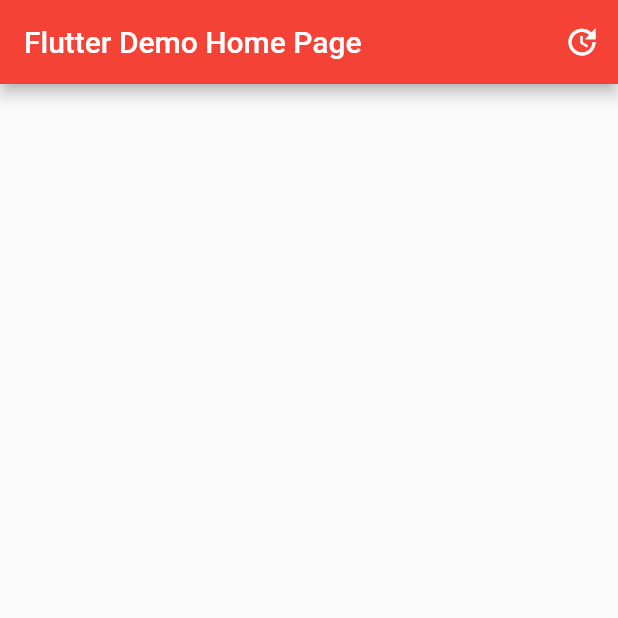
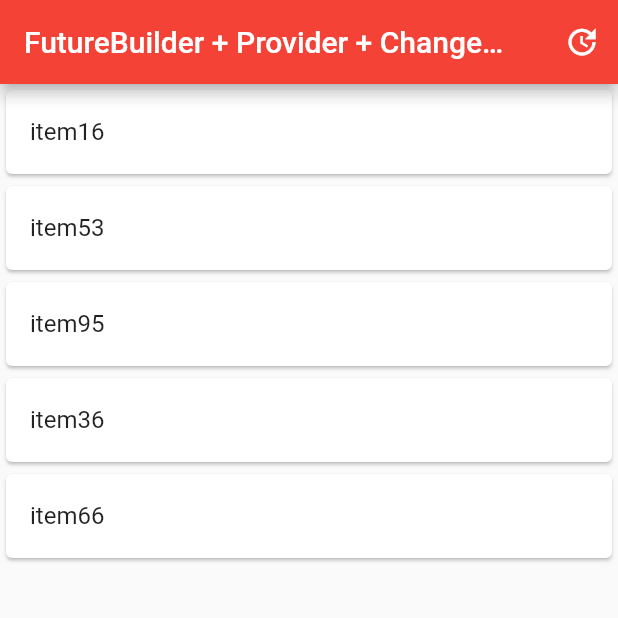
Before and after one commit to ky0on/flutter_futurebuilder, a Flutter app: the screen it shows after launch, on a phone screen of 412 x 824 dp, the top half of it. Run offline on Flutter 3.47's test engine with Material 2 defaults, Android fonts, the phone set to English and light mode, and no system bars.

Commit message:
FutureBuilder

```diff
--- a/lib/main.dart
+++ b/lib/main.dart
@@ -22,7 +22,7 @@
         theme: ThemeData(
           primarySwatch: Colors.red,
         ),
-        home: MyHomePage(title: 'Flutter Demo Home Page'),
+        home: MyHomePage(),
       ),
       providers: [
         ChangeNotifierProvider(create: (context) => ItemModel()),
@@ -31,34 +31,23 @@
   }
 }
 
-class MyHomePage extends StatefulWidget {
-  MyHomePage({Key key, this.title}) : super(key: key);
-
-  final String title;
-
-  @override
-  _MyHomePageState createState() => _MyHomePageState();
-}
-
-class _MyHomePageState extends State<MyHomePage> {
-
-  /*
-  Future<String> _getFutureValue() async {
-    // 擬似的に通信中を表現するために１秒遅らせる
-    await Future.delayed(
-      Duration(seconds: 5),
-    );
-    return Future.value("データの取得に成功しました");
-  }
-  */
+class MyHomePage extends StatelessWidget {
 
   @override
   Widget build(BuildContext context) {
-    var _itemModel = Provider.of<ItemModel>(context);
+    var _itemModel = Provider.of<ItemModel>(context, listen: false);
+
+    Card _generateItemCard(String title) {
+      return Card(
+        child: ListTile(
+          title: Text(title),
+        )
+      );
+    }
 
     return Scaffold(
       appBar: AppBar(
-        title: Text(widget.title),
+        title: Text('FutureBuilder + Provider + ChangeNotifier'),
         actions: [
           IconButton(
             icon: Icon(Icons.update),
@@ -66,47 +55,50 @@
           ),
         ],
       ),
-      body: Consumer<ItemModel>(
-        builder: (BuildContext context, ItemModel value, Widget child) {
-          return ListView.builder(
-            itemCount: value.items.length,
-            itemBuilder: (context, index) {
-              return Card(
-                child: ListTile(
-                  title: Text(value.items[index].title),
-                ),
-              );
-            },
+      body: FutureBuilder(
+        future: _itemModel.random(),
+        builder: (BuildContext context, AsyncSnapshot snapshot) {
+          return Consumer<ItemModel>(
+              builder: (BuildContext context, ItemModel value, Widget child) {
+                if (snapshot.connectionState == ConnectionState.waiting) {
+                  print('Showing CircularProgressIndicator...');
+                  return Center(child: CircularProgressIndicator());
+                } else {
+                  return ListView.builder(
+                    itemCount: value.items.length,
+                    itemBuilder: (context, index) {
+                      return _generateItemCard(value.items[index].title);
+                    },
+                  );
+                }
+              }
           );
         }
       ),
     );
   }
 }
-        // child: Center(
-        //   child: FutureBuilder(
-        //     // future: _getFutureValue(),
-        //     builder: (BuildContext context, AsyncSnapshot<String> snapshot) {
-        //       if (snapshot.hasData) {
-        //         return Text(snapshot.data);
-        //       } else {
-        //         // return Text('Waining...');
-        //         return CircularProgressIndicator();
-        //       }
-        //     },
 
 class ItemModel extends ChangeNotifier {
   List<Item> _items = <Item>[];
 
   List<Item> get items => _items;
 
-  void random() {
-    _items = <Item>[];
+  Future<void> random() async {
+    print('random() as been called.');
+
+    await Future.delayed(
+      Duration(seconds: 1),
+    );
+
+    List<Item> _newItems = <Item>[];
     var rng = Random();
-    for (var i = 0; i < 5; i++) {
-      String title = 'item' + rng.nextInt(9).toString();
-      _items.add(Item(title));
+    for (int i = 0; i < 5; i++) {
+      String title = 'item' + rng.nextInt(99).toString();
+      _newItems.add(Item(title));
     }
+
+    _items = _newItems;
     notifyListeners();   // notify changes
   }
 }
```
